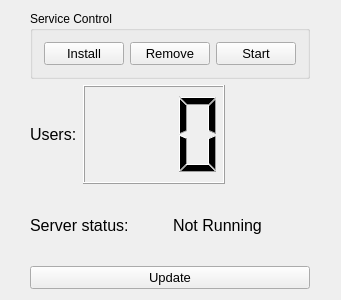
Old version of the form ServerStatusApp/Views/mainwindow.ui in the repository TsentsevitskyDmitry/Text-Chat-App.
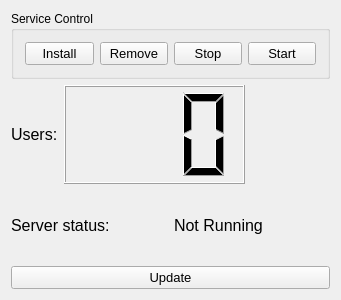
New version of the form.

Patch:
```diff
--- a/ServerStatusApp/Views/mainwindow.ui
+++ b/ServerStatusApp/Views/mainwindow.ui
@@ -77,6 +77,21 @@
            </property>
           </widget>
          </item>
+         <item>
+          <widget class="QPushButton" name="stopButton">
+           <property name="font">
+            <font>
+             <pointsize>10</pointsize>
+            </font>
+           </property>
+           <property name="focusPolicy">
+            <enum>Qt::StrongFocus</enum>
+           </property>
+           <property name="text">
+            <string>Stop</string>
+           </property>
+          </widget>
+         </item>
          <item>
           <widget class="QPushButton" name="startButton">
            <property name="font">
```
